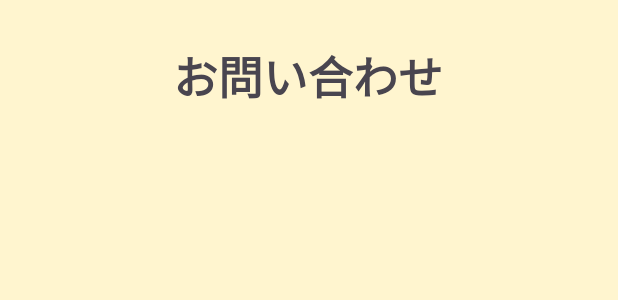
After one commit to ymdsi/WandaForDays, an Android app: the layout fragment_question.xml on its own in the app's theme, with its tools: preview values and no code run, on a phone screen of 412 x 824 dp. The commit adds this screen. Shown: the top 300 px of the screen. Run offline under Robolectric (Android 15) with nearby library versions, the phone set to English and light mode, and no system bars.

Commit message:
メニュー画面遷移画面作成

```diff
--- /dev/null
+++ b/app/src/main/res/layout/fragment_question.xml
@@ -0,0 +1,22 @@
+<?xml version="1.0" encoding="utf-8"?>
+<androidx.constraintlayout.widget.ConstraintLayout xmlns:android="http://schemas.android.com/apk/res/android"
+    xmlns:app="http://schemas.android.com/apk/res-auto"
+    xmlns:tools="http://schemas.android.com/tools"
+    android:layout_width="match_parent"
+    android:layout_height="match_parent"
+    tools:context=".QuestionFragment">
+
+
+    <TextView
+        android:id="@+id/Text_profile"
+        android:layout_width="wrap_content"
+        android:layout_height="wrap_content"
+        android:layout_marginTop="28dp"
+        android:text="お問い合わせ"
+        android:textSize="30dp"
+        android:textStyle="bold"
+        app:layout_constraintEnd_toEndOf="parent"
+        app:layout_constraintHorizontal_bias="0.497"
+        app:layout_constraintStart_toStartOf="parent"
+        app:layout_constraintTop_toTopOf="parent" />
+</androidx.constraintlayout.widget.ConstraintLayout>
```
Also changed, not shown: app/src/main/java/com/example/sinupsample/LogoutFragment.java (added, +27 -0 lines), app/src/main/java/com/example/sinupsample/MissionFragment.java (added, +27 -0 lines), app/src/main/java/com/example/sinupsample/OtherFragment.java (+36 -0 lines), app/src/main/java/com/example/sinupsample/QuestionFragment.java (added, +27 -0 lines), app/src/main/res/layout/fragment_logout.xml (added, +22 -0 lines), app/src/main/res/layout/fragment_mission.xml (added, +22 -0 lines).
